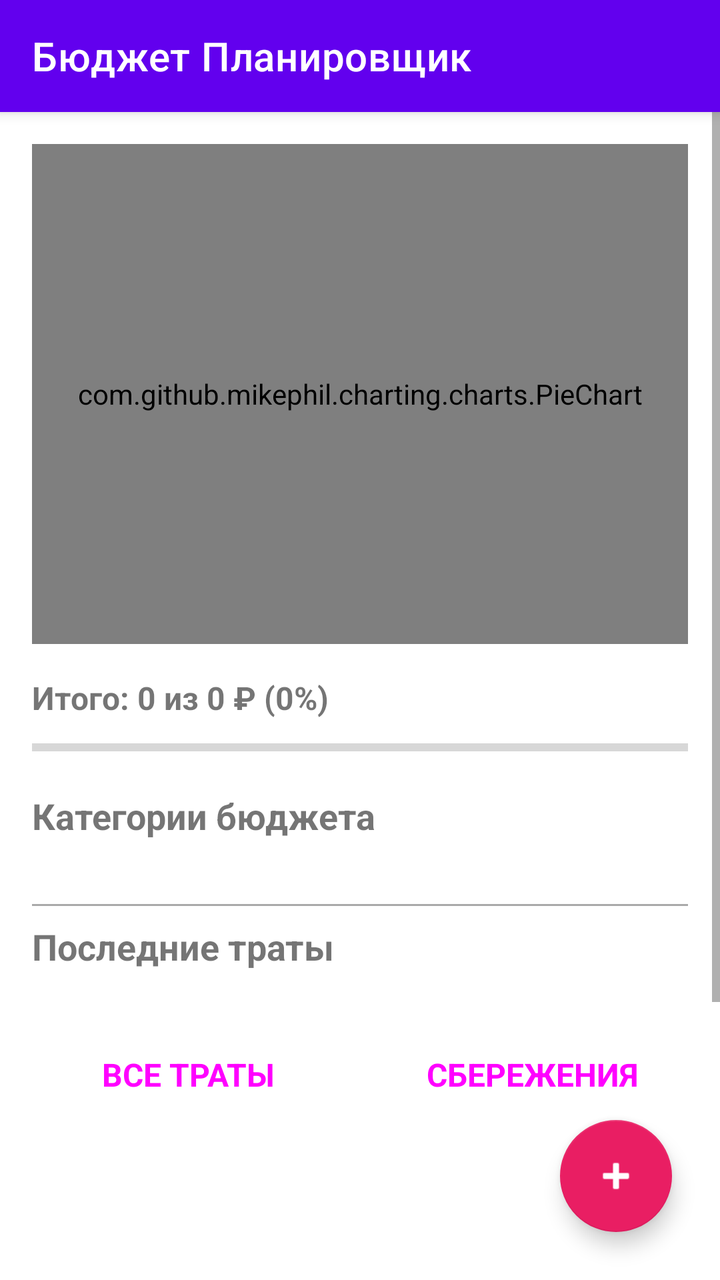
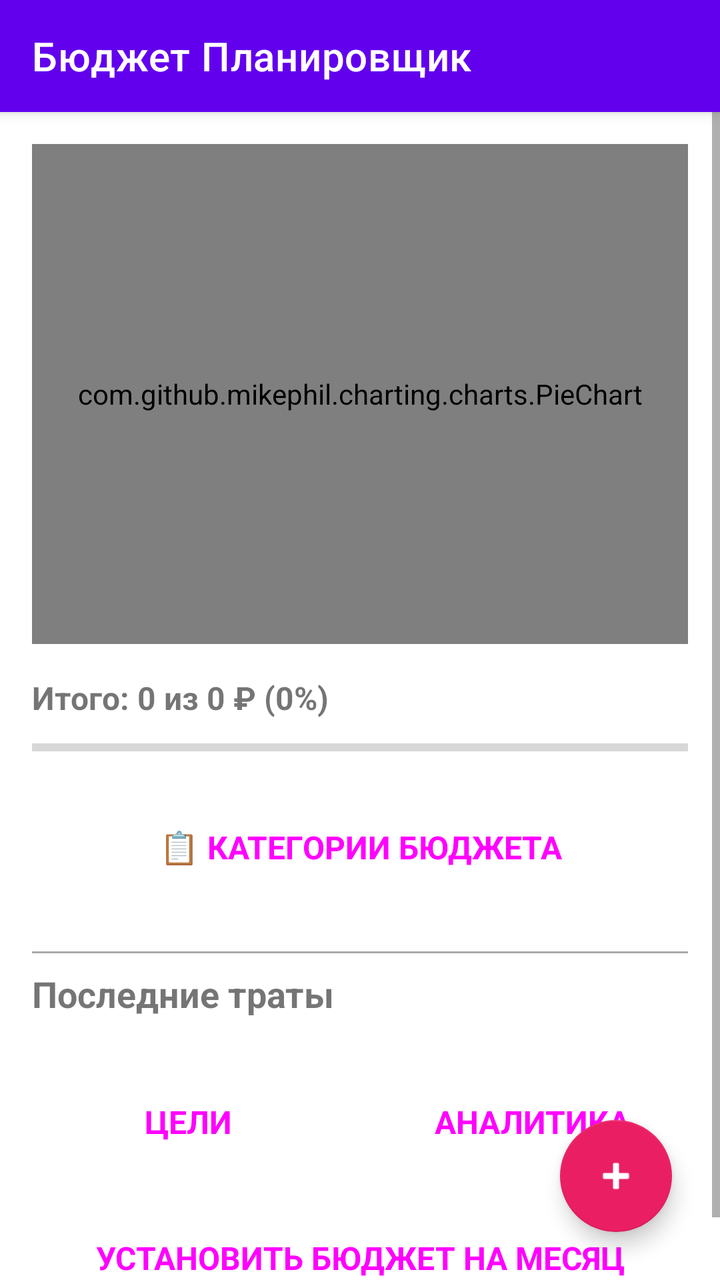

Compare the two renders of this Android layout. The source of the first and the diff that turns it into the second are given below.
<!-- AndroidManifest.xml: application theme Theme.MaterialComponents.DayNight.NoActionBar -->
<!-- res/layout/activity_main.xml -->
<?xml version="1.0" encoding="utf-8"?>
<androidx.coordinatorlayout.widget.CoordinatorLayout xmlns:android="http://schemas.android.com/apk/res/android"
    xmlns:app="http://schemas.android.com/apk/res-auto"
    android:layout_width="match_parent"
    android:layout_height="match_parent">

    <com.google.android.material.appbar.AppBarLayout
        android:layout_width="match_parent"
        android:layout_height="wrap_content">

        <androidx.appcompat.widget.Toolbar
            android:id="@+id/toolbar"
            android:layout_width="match_parent"
            android:layout_height="?attr/actionBarSize"
            android:background="?attr/colorPrimary"
            app:title="Бюджет Планировщик"
            app:titleTextColor="@android:color/white" />

    </com.google.android.material.appbar.AppBarLayout>

    <ScrollView
        android:layout_width="match_parent"
        android:layout_height="match_parent"
        android:layout_marginTop="?attr/actionBarSize"
        android:paddingBottom="80dp">

        <LinearLayout
            android:layout_width="match_parent"
            android:layout_height="wrap_content"
            android:orientation="vertical"
            android:padding="16dp">

            
            <com.github.mikephil.charting.charts.PieChart
                android:id="@+id/pieChart"
                android:layout_width="match_parent"
                android:layout_height="250dp"
                android:layout_marginBottom="16dp" />

            
            <LinearLayout
                android:layout_width="match_parent"
                android:layout_height="wrap_content"
                android:orientation="vertical"
                android:layout_marginBottom="16dp">

                <TextView
                    android:id="@+id/tvTotalInfo"
                    android:layout_width="wrap_content"
                    android:layout_height="wrap_content"
                    android:text="Итого: 0 из 0 ₽ (0%)"
                    android:textSize="16sp"
                    android:textStyle="bold" />

                <ProgressBar
                    android:id="@+id/progressTotal"
                    style="?android:attr/progressBarStyleHorizontal"
                    android:layout_width="match_parent"
                    android:layout_height="12dp"
                    android:layout_marginTop="8dp"
                    android:progressTint="#6200EE" />
            </LinearLayout>

            
            <TextView
                android:layout_width="wrap_content"
                android:layout_height="wrap_content"
                android:text="Категории бюджета"
                android:textSize="18sp"
                android:textStyle="bold"
                android:layout_marginBottom="8dp" />

            <androidx.recyclerview.widget.RecyclerView
                android:id="@+id/rvCategories"
                android:layout_width="match_parent"
                android:layout_height="wrap_content"
                android:layout_marginBottom="16dp" />

            <View
                android:layout_width="match_parent"
                android:layout_height="1dp"
                android:background="@android:color/darker_gray"
                android:layout_marginVertical="8dp" />

            
            <TextView
                android:layout_width="wrap_content"
                android:layout_height="wrap_content"
                android:text="Последние траты"
                android:textSize="18sp"
                android:textStyle="bold"
                android:layout_marginBottom="8dp" />

            <androidx.recyclerview.widget.RecyclerView
                android:id="@+id/rvRecentTransactions"
                android:layout_width="match_parent"
                android:layout_height="wrap_content"
                android:layout_marginBottom="16dp" />

            
            <LinearLayout
                android:layout_width="match_parent"
                android:layout_height="wrap_content"
                android:orientation="vertical"
                android:gravity="center">

                <LinearLayout
                    android:layout_width="match_parent"
                    android:layout_height="wrap_content"
                    android:orientation="horizontal"
                    android:gravity="center"
                    android:layout_marginBottom="12dp">

                    <Button
                        android:id="@+id/btnViewAllTransactions"
                        style="@style/Widget.Material3.Button"
                        android:layout_width="0dp"
                        android:layout_height="56dp"
                        android:layout_weight="1"
                        android:layout_marginEnd="8dp"
                        android:text="ВСЕ ТРАТЫ"
                        android:textSize="16sp"
                        android:textStyle="bold"
                        android:backgroundTint="#2196F3" />

                    <Button
                        android:id="@+id/btnSavings"
                        style="@style/Widget.Material3.Button"
                        android:layout_width="0dp"
                        android:layout_height="56dp"
                        android:layout_weight="1"
                        android:layout_marginStart="8dp"
                        android:text="СБЕРЕЖЕНИЯ"
                        android:textSize="16sp"
                        android:textStyle="bold"
                        android:backgroundTint="#4CAF50" />
                </LinearLayout>

                <LinearLayout
                    android:layout_width="match_parent"
                    android:layout_height="wrap_content"
                    android:orientation="horizontal"
                    android:gravity="center"
                    android:layout_marginBottom="12dp">

                    <Button
                        android:id="@+id/btnAnalytics"
                        style="@style/Widget.Material3.Button"
                        android:layout_width="0dp"
                        android:layout_height="56dp"
                        android:layout_weight="1"
                        android:layout_marginEnd="8dp"
                        android:text="АНАЛИТИКА"
                        android:textSize="16sp"
                        android:textStyle="bold"
                        android:backgroundTint="#FF9800" />

                    <Button
                        android:id="@+id/btnExport"
                        style="@style/Widget.Material3.Button"
                        android:layout_width="0dp"
                        android:layout_height="56dp"
                        android:layout_weight="1"
                        android:layout_marginStart="8dp"
                        android:text="ЭКСПОРТ"
                        android:textSize="16sp"
                        android:textStyle="bold"
                        android:backgroundTint="#9C27B0" />
                </LinearLayout>

                <Button
                    android:id="@+id/btnSetMonthlyBudget"
                    style="@style/Widget.Material3.Button"
                    android:layout_width="match_parent"
                    android:layout_height="56dp"
                    android:text="УСТАНОВИТЬ БЮДЖЕТ НА МЕСЯЦ"
                    android:textSize="16sp"
                    android:textStyle="bold"
                    android:backgroundTint="#607D8B" />

            </LinearLayout>

        </LinearLayout>

    </ScrollView>

    <com.google.android.material.floatingactionbutton.FloatingActionButton
        android:id="@+id/fabAddTransaction"
        android:layout_width="wrap_content"
        android:layout_height="wrap_content"
        android:layout_gravity="bottom|end"
        android:layout_margin="24dp"
        android:src="@android:drawable/ic_input_add"
        app:tint="@android:color/white"
        app:backgroundTint="#E91E63" />

</androidx.coordinatorlayout.widget.CoordinatorLayout>
<!-- resources referenced by this layout -->
<resources>

</resources>

<!-- the commit's change to res/layout/activity_main.xml (unified diff, before → after) -->
@@ -21,8 +21,7 @@
     <ScrollView
         android:layout_width="match_parent"
         android:layout_height="match_parent"
-        android:layout_marginTop="?attr/actionBarSize"
-        android:paddingBottom="80dp">
+        android:layout_marginTop="?attr/actionBarSize">
 
         <LinearLayout
             android:layout_width="match_parent"
@@ -59,22 +58,20 @@
                     android:layout_height="12dp"
                     android:layout_marginTop="8dp"
                     android:progressTint="#6200EE" />
+
             </LinearLayout>
 
             
-            <TextView
-                android:layout_width="wrap_content"
-                android:layout_height="wrap_content"
-                android:text="Категории бюджета"
-                android:textSize="18sp"
+            <Button
+                android:id="@+id/btnCategories"
+                style="@style/Widget.Material3.Button"
+                android:layout_width="match_parent"
+                android:layout_height="56dp"
+                android:layout_marginBottom="16dp"
+                android:text="📋 КАТЕГОРИИ БЮДЖЕТА"
+                android:textSize="16sp"
                 android:textStyle="bold"
-                android:layout_marginBottom="8dp" />
-
-            <androidx.recyclerview.widget.RecyclerView
-                android:id="@+id/rvCategories"
-                android:layout_width="match_parent"
-                android:layout_height="wrap_content"
-                android:layout_marginBottom="16dp" />
+                android:backgroundTint="#3F51B5" />
 
             <View
                 android:layout_width="match_parent"
@@ -112,36 +109,16 @@
                     android:layout_marginBottom="12dp">
 
                     <Button
-                        android:id="@+id/btnViewAllTransactions"
+                        android:id="@+id/btnSavings"
                         style="@style/Widget.Material3.Button"
                         android:layout_width="0dp"
                         android:layout_height="56dp"
                         android:layout_weight="1"
                         android:layout_marginEnd="8dp"
-                        android:text="ВСЕ ТРАТЫ"
-                        android:textSize="16sp"
-                        android:textStyle="bold"
-                        android:backgroundTint="#2196F3" />
-
-                    <Button
-                        android:id="@+id/btnSavings"
-                        style="@style/Widget.Material3.Button"
-                        android:layout_width="0dp"
-                        android:layout_height="56dp"
-                        android:layout_weight="1"
-                        android:layout_marginStart="8dp"
-                        android:text="СБЕРЕЖЕНИЯ"
+                        android:text="ЦЕЛИ"
                         android:textSize="16sp"
                         android:textStyle="bold"
                         android:backgroundTint="#4CAF50" />
-                </LinearLayout>
-
-                <LinearLayout
-                    android:layout_width="match_parent"
-                    android:layout_height="wrap_content"
-                    android:orientation="horizontal"
-                    android:gravity="center"
-                    android:layout_marginBottom="12dp">
 
                     <Button
                         android:id="@+id/btnAnalytics"
@@ -149,23 +126,11 @@
                         android:layout_width="0dp"
                         android:layout_height="56dp"
                         android:layout_weight="1"
-                        android:layout_marginEnd="8dp"
+                        android:layout_marginStart="8dp"
                         android:text="АНАЛИТИКА"
                         android:textSize="16sp"
                         android:textStyle="bold"
                         android:backgroundTint="#FF9800" />
-
-                    <Button
-                        android:id="@+id/btnExport"
-                        style="@style/Widget.Material3.Button"
-                        android:layout_width="0dp"
-                        android:layout_height="56dp"
-                        android:layout_weight="1"
-                        android:layout_marginStart="8dp"
-                        android:text="ЭКСПОРТ"
-                        android:textSize="16sp"
-                        android:textStyle="bold"
-                        android:backgroundTint="#9C27B0" />
                 </LinearLayout>
 
                 <Button
